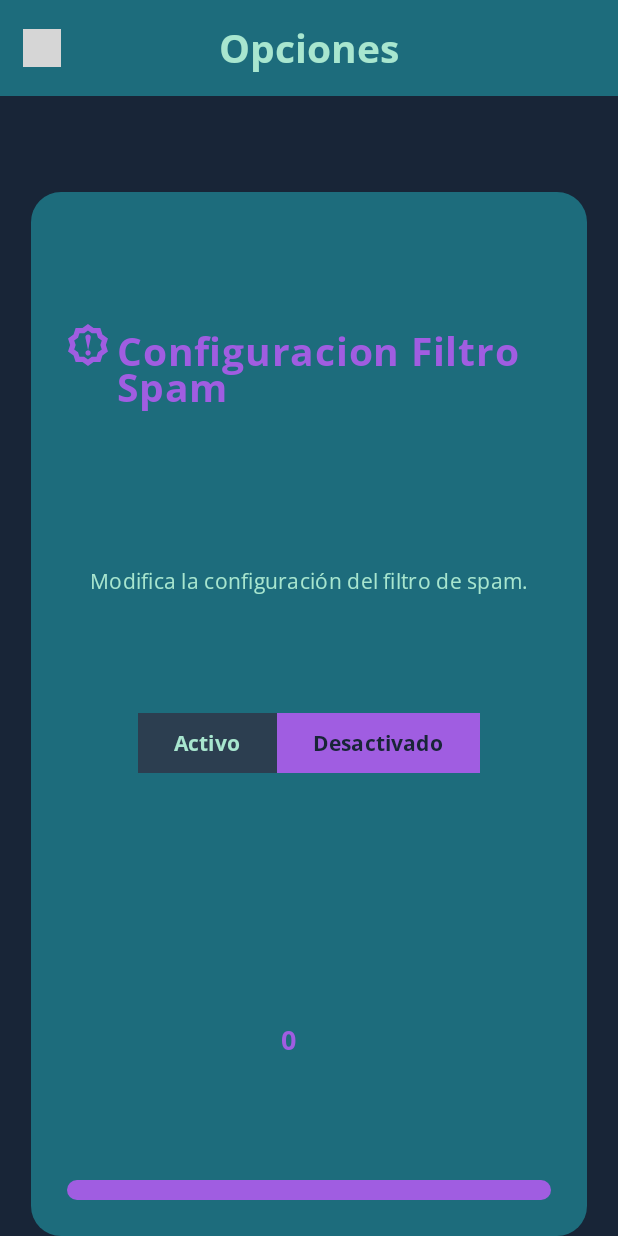
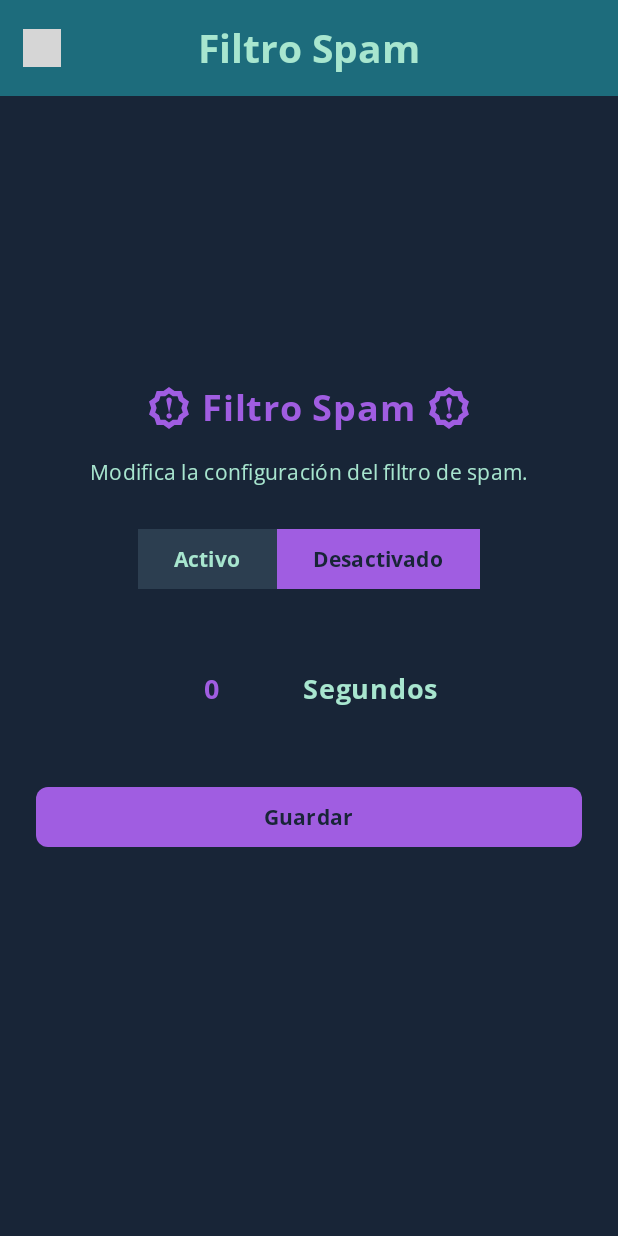
Before and after one commit to Didelfo/Shadow-Warden, an Android app built with Jetpack Compose: the SpamFilterScreen screen opened through its navigation route, on a phone screen of 412 x 824 dp. Run offline under Robolectric (Android 15) with nearby library versions, the phone set to English and light mode, and no system bars; grey boxes are pictures that could not be loaded.

Commit message:
Configuracion Filtro Spam

```diff
--- a/APP/ShadowWarden/app/src/main/java/dev/didelfo/shadowwarden/connection/websocket/components/MessageProcessor.kt
+++ b/APP/ShadowWarden/app/src/main/java/dev/didelfo/shadowwarden/connection/websocket/components/MessageProcessor.kt
@@ -111,6 +111,9 @@ class MessageProcessor() {
                 try {
                     WSController.cliente.enableSpam = m.data["enable"].toString().toBoolean()
                     WSController.cliente.time= m.data["time"].toString().toInt()
+
+                    nave.navigate(AppScreens.SpamFilterScreen.route)
+
                 } catch (e: Exception) {
                     WSController.closeConnection()
                     nave.navigate(AppScreens.HomeScreen.route)
--- a/APP/ShadowWarden/app/src/main/java/dev/didelfo/shadowwarden/ui/screens/server/spamFilter/SpamFilterScreen.kt
+++ b/APP/ShadowWarden/app/src/main/java/dev/didelfo/shadowwarden/ui/screens/server/spamFilter/SpamFilterScreen.kt
@@ -1,70 +1,66 @@
 package dev.didelfo.shadowwarden.ui.screens.server.spamFilter
 
+import dev.didelfo.shadowwarden.R
+import androidx.compose.foundation.background
+import androidx.compose.foundation.layout.Arrangement
+import androidx.compose.foundation.layout.Box
 import androidx.compose.foundation.layout.Column
+import androidx.compose.foundation.layout.Row
+import androidx.compose.foundation.layout.Spacer
 import androidx.compose.foundation.layout.fillMaxSize
+import androidx.compose.foundation.layout.fillMaxWidth
+import androidx.compose.foundation.layout.height
 import androidx.compose.foundation.layout.padding
 import androidx.compose.foundation.layout.size
+import androidx.compose.foundation.layout.width
+import androidx.compose.foundation.shape.RoundedCornerShape
+import androidx.compose.foundation.text.KeyboardOptions
+import androidx.compose.material3.Button
+import androidx.compose.material3.ButtonDefaults
 import androidx.compose.material3.CenterAlignedTopAppBar
 import androidx.compose.material3.ExperimentalMaterial3Api
 import androidx.compose.material3.Icon
 import androidx.compose.material3.IconButton
+import androidx.compose.material3.LocalTextStyle
+import androidx.compose.material3.MaterialTheme
 import androidx.compose.material3.Scaffold
 import androidx.compose.material3.Text
+import androidx.compose.material3.TextField
+import androidx.compose.material3.TextFieldDefaults
 import androidx.compose.material3.TopAppBarDefaults
 import androidx.compose.runtime.Composable
-import android.os.Bundle
-import androidx.activity.ComponentActivity
-import androidx.activity.compose.setContent
-import androidx.compose.animation.AnimatedVisibility
-import androidx.compose.animation.animateContentSize
-import androidx.compose.animation.expandVertically
-import androidx.compose.animation.fadeIn
-import androidx.compose.animation.fadeOut
-import androidx.compose.animation.shrinkVertically
-import androidx.compose.foundation.background
-import androidx.compose.foundation.border
-import androidx.compose.foundation.clickable
-import androidx.compose.foundation.layout.*
-import androidx.compose.foundation.shape.RoundedCornerShape
-import androidx.compose.foundation.text.KeyboardOptions
-import androidx.compose.material3.*
-import androidx.compose.runtime.*
 import androidx.compose.ui.Alignment
 import androidx.compose.ui.Modifier
 import androidx.compose.ui.graphics.Color
-import androidx.compose.ui.text.TextStyle
-import androidx.compose.ui.unit.dp
-import androidx.compose.ui.unit.sp
+import androidx.compose.ui.platform.LocalContext
 import androidx.compose.ui.res.painterResource
 import androidx.compose.ui.text.input.KeyboardType
 import androidx.compose.ui.text.style.TextAlign
 import androidx.compose.ui.unit.dp
 import androidx.compose.ui.unit.sp
 import androidx.navigation.NavHostController
-import dev.didelfo.shadowwarden.R
 import dev.didelfo.shadowwarden.connection.websocket.WSController
 import dev.didelfo.shadowwarden.ui.navigation.AppScreens
-import dev.didelfo.shadowwarden.ui.screens.server.chat.ChatMessage
-import dev.didelfo.shadowwarden.ui.screens.server.chat.ChatScreenViewModel
-import dev.didelfo.shadowwarden.ui.screens.server.serverhome.ServerHomeScreenViewModel
 import dev.didelfo.shadowwarden.ui.theme.AzulGrisElegante
 import dev.didelfo.shadowwarden.ui.theme.AzulOscuroProfundo
 import dev.didelfo.shadowwarden.ui.theme.AzulVerdosoOscuro
-import dev.didelfo.shadowwarden.ui.theme.MoradoLila
 import dev.didelfo.shadowwarden.ui.theme.MoradoPastel
 import dev.didelfo.shadowwarden.ui.theme.OpenSanBold
 import dev.didelfo.shadowwarden.ui.theme.OpenSanNormal
-import dev.didelfo.shadowwarden.ui.theme.RojoCoral
 import dev.didelfo.shadowwarden.ui.theme.VerdeMenta
+
 
 @Composable
 fun SpamFilterScreen(navController: NavHostController) {
+
+    var context = LocalContext.current
+    var viewModel:SpamFilterScreenViewModel = SpamFilterScreenViewModel(context)
 
 
     Scaffold(
         topBar = {
             ToolBar(
-                title = "Opciones",
+                title = "Filtro Spam",
                 {
                     navController.navigate(AppScreens.HomeScreen.route)
                     WSController.closeConnection()
@@ -73,61 +69,59 @@ fun SpamFilterScreen(navController: NavHostController) {
         }
     ) { innerPadding ->
         main(
-            modifier = Modifier.padding(innerPadding)
+            modifier = Modifier.padding(innerPadding), viewModel
         )
     }
 }
 
-private fun guardarConfig(){}
 
 
 @Composable
 private fun main(
     modifier: Modifier,
+    viewmodel: SpamFilterScreenViewModel
 ) {
     Box(
-        modifier = modifier
+        modifier = Modifier
             .fillMaxSize()
-            .background(AzulOscuroProfundo),
+            .background(AzulOscuroProfundo)
+            .padding(24.dp),
         contentAlignment = Alignment.Center
     ) {
-        Surface(
-            shape = RoundedCornerShape(20.dp),
-            color = AzulVerdosoOscuro,
-            tonalElevation = 10.dp,
-            modifier = modifier
-                .fillMaxWidth(0.9f)
-                .wrapContentHeight()
-        ) {
         Column(
-                modifier = modifier
-                    .padding(24.dp)
-                    .animateContentSize(),
+            modifier = Modifier
+                .fillMaxWidth(),
             horizontalAlignment = Alignment.CenterHorizontally
         ) {
-                Row {
+
+            // Título con iconos
+            Row(
+                verticalAlignment = Alignment.CenterVertically,
+                horizontalArrangement = Arrangement.spacedBy(8.dp)
+            ) {
                 Icon(
                     painter = painterResource(R.drawable.spam),
                     contentDescription = "icono spam",
                     tint = MoradoPastel,
                     modifier = Modifier.size(28.dp)
                 )
-                    Spacer(modifier.width(5.dp))
                 Text(
-                        text = "Configuracion Filtro Spam",
+                    text = "Filtro Spam",
                     color = MoradoPastel,
                     fontFamily = OpenSanBold,
-                        fontSize = 26.sp
+                    fontSize = 24.sp
                 )
-                    Spacer(modifier.width(5.dp))
                 Icon(
                     painter = painterResource(R.drawable.spam),
                     contentDescription = "icono spam",
                     tint = MoradoPastel,
-                        modifier = modifier.size(28.dp)
+                    modifier = Modifier.size(28.dp)
                 )
             }
-                Spacer(modifier.height(5.dp))
+
+            Spacer(modifier = Modifier.height(16.dp))
+
+            // Descripción
             Text(
                 text = "Modifica la configuración del filtro de spam.",
                 color = VerdeMenta,
@@ -135,48 +129,54 @@ private fun main(
                 style = MaterialTheme.typography.bodyMedium,
                 textAlign = TextAlign.Center
             )
-                Spacer(modifier.height(10.dp))
 
-                // Botones tipo sancion
-                Row {
+            Spacer(modifier = Modifier.height(24.dp))
+
+            // Botones de activar/desactivar
+            Row{
                 Button(
-                        onClick = {
-                            WSController.cliente.enableSpam = true
-                        },
+                    onClick = { WSController.cliente.enableSpam = true },
                     shape = RoundedCornerShape(0.dp),
                     colors = ButtonDefaults.buttonColors(
                         containerColor = if (WSController.cliente.enableSpam) MoradoPastel else AzulGrisElegante
                     )
                 ) {
                     Text(
-                            "Activo",
+                        text = "Activo",
                         color = if (WSController.cliente.enableSpam) AzulOscuroProfundo else VerdeMenta,
                         fontFamily = OpenSanBold
                     )
                 }
+
                 Button(
-                        onClick = {
-                            WSController.cliente.enableSpam = false
-                        },
+                    onClick = { WSController.cliente.enableSpam = false },
                     shape = RoundedCornerShape(0.dp),
                     colors = ButtonDefaults.buttonColors(
                         containerColor = if (!WSController.cliente.enableSpam) MoradoPastel else AzulGrisElegante
                     )
                 ) {
                     Text(
-                            "Desactivado",
+                        text = "Desactivado",
                         color = if (!WSController.cliente.enableSpam) AzulOscuroProfundo else VerdeMenta,
                         fontFamily = OpenSanBold
                     )
                 }
             }
 
-                Spacer(modifier.height(15.dp))
+            Spacer(modifier = Modifier.height(32.dp))
 
+            // Campo de tiempo
+            Row(
+                verticalAlignment = Alignment.CenterVertically,
+                horizontalArrangement = Arrangement.Center,
+                modifier = Modifier.fillMaxWidth()
+            ) {
                 TextField(
                     value = WSController.cliente.time.toString(),
-                    onValueChange = {
-
+                    onValueChange = { newValue ->
+                        if (newValue.isEmpty() || newValue.matches(Regex("\\d+"))) {
+                            WSController.cliente.time = newValue.toIntOrNull() ?: 0
+                        }
                     },
                     keyboardOptions = KeyboardOptions(keyboardType = KeyboardType.Number),
                     colors = TextFieldDefaults.colors(
@@ -192,28 +192,36 @@ private fun main(
                         fontSize = 18.sp,
                         fontFamily = OpenSanBold
                     ),
-                    modifier = modifier
+                    modifier = Modifier
                         .width(70.dp)
                         .height(60.dp),
                     singleLine = true
                 )
 
+                Spacer(modifier = Modifier.width(12.dp))
 
-
-                Button(
-                    onClick = {
-                        guardarConfig()
-                    },
-                    modifier = modifier.fillMaxWidth(),
-                    colors = ButtonDefaults.buttonColors(
-                        containerColor = MoradoPastel
-                    )
-                ) {
                 Text(
-                        text = "Guardar", color = AzulOscuroProfundo, fontFamily = OpenSanBold
+                    text = "Segundos",
+                    color = VerdeMenta,
+                    fontFamily = OpenSanBold,
+                    fontSize = 18.sp
                 )
             }
 
+            Spacer(modifier = Modifier.height(32.dp))
+
+            // Botón Guardar
+            Button(
+                onClick = { viewmodel.guardarConfig() },
+                modifier = Modifier.fillMaxWidth(),
+                colors = ButtonDefaults.buttonColors(containerColor = MoradoPastel),
+                shape = RoundedCornerShape(8.dp)
+            ) {
+                Text(
+                    text = "Guardar",
+                    color = AzulOscuroProfundo,
+                    fontFamily = OpenSanBold
+                )
             }
         }
     }
```
Also changed, not shown: APP/ShadowWarden/app/src/main/java/dev/didelfo/shadowwarden/ui/screens/server/spamFilter/SpamFilterScreenViewModel.kt (added, +68 -0 lines). Lines whose indentation alone changed are shown as unchanged.
